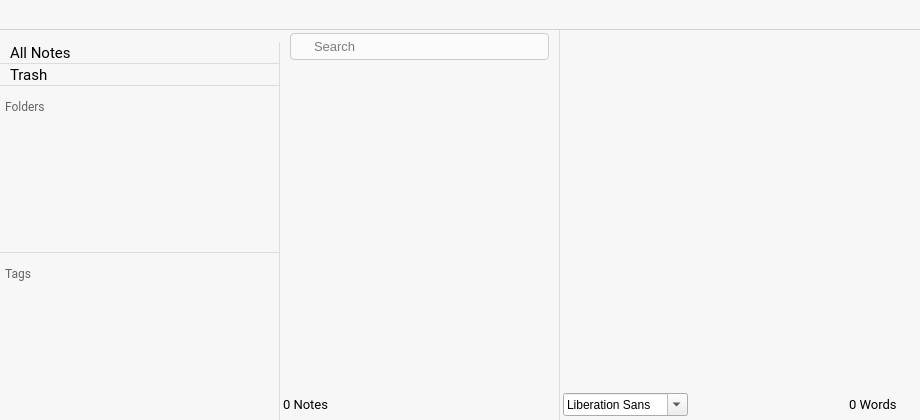
theshadowx/notes, file src/mainwindow.ui: the form before one commit.
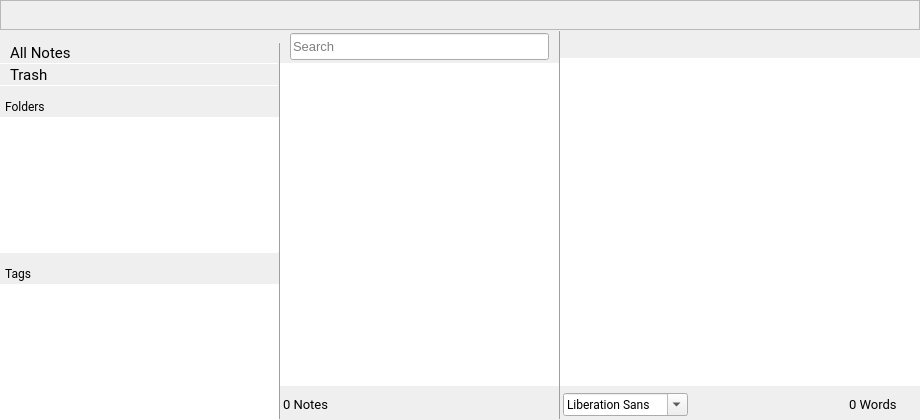
The form after the commit. Icons and pictures are not drawn. Custom widgets are drawn as their Qt base class.

Commit message:
Using Stylesheet file to handle the app sytle
- Creating a stylesheet file and migrating the stylesheet from ui file to the created stylesheet file.
- No need to use function (pushed) just to modify th icon, that can be done through stylesheet
- Installing the stylesheet in the main.cpp
- Using dynamic properties to handle icons of window control buttons
- Refactoring maximizeWindow() and fullscreenWindow

```diff
--- a/src/mainwindow.ui
+++ b/src/mainwindow.ui
@@ -19,107 +19,6 @@
   <property name="windowTitle">
    <string>Notes</string>
   </property>
-  <property name="styleSheet">
-   <string notr="true">#frameDecorator{
-    border: none;
-    border-bottom: 1px solid rgb(210,210,210);
-}
-
-#line, #line_2, #line_3, #line_4,#line_5{
-    border: 1px solid rgb(221, 221, 221);
-}
-
-#tagLabel, #folderLabel{
-    color: rgb(100, 100, 100)
-}
-
-QToolButton {
-    border: none;
-    padding: 0px;
-}
-
-QFrame{
-    background-color: rgb(247, 247, 247);
-}
-
-#greenMaximizeButton, #redCloseButton, #yellowMinimizeButton, 
-#newNoteButton, #trashButton, #newFolderButton, #newTagButton { 
-    border: none; 
-    padding: 0px; 
-}
-
-QLineEdit{
-    border: 1px solid rgb(205, 205, 205);
-    padding-right: 4px;
-    border-radius: 4px;
-    background: rgb(251, 251, 251);
-    selection-background-color: rgb(61, 155, 218);
-} 
-
-QLineEdit#lineEdit{
-    padding-left: 21px;
-    padding-right: 19px;
-} 
-
-QLineEdit:focus{
-    border: 1px solid rgb(61, 155, 218);
-}
-
-QTextEdit#textEdit {padding-left: 27px; padding-right: 27px; padding-bottom:2px;}
-QTextEdit#textEdit QScrollBar{margin: 0; background: transparent;}
-QTextEdit#textEdit QScrollBar::handle:vertical:hover{ background: rgb(170, 170, 171); }
-QTextEdit#textEdit QScrollBar::handle:vertical:pressed{ background: rgb(149, 149, 149); }
-QTextEdit#textEdit QScrollBar::handle:vertical{ border-radius: 4px; background: rgb(188, 188, 188); min-height: 20px; }
-QTextEdit#textEdit QScrollBar::vertical{border-radius: 4px; width: 8px; color: rgba(255, 255, 255,0);}
-QTextEdit#textEdit QScrollBar:hover{ background-color: rgb(217, 217, 217);}
-QTextEdit#textEdit QScrollBar::add-line:vertical{ width:0px; height: 0px; subcontrol-position: bottom; subcontrol-origin: margin; }
-QTextEdit#textEdit QScrollBar::sub-line:vertical{ width:0px; height: 0px; subcontrol-position: top; subcontrol-origin: margin; }
-
-
-
-NoteView QScrollBar {margin-right: 2px; background: transparent;}
-NoteView QScrollBar:hover { background-color: rgb(217, 217, 217);}
-NoteView QScrollBar:handle:vertical:hover { background: rgb(170, 170, 171); }
-NoteView QScrollBar:handle:vertical:pressed { background: rgb(149, 149, 149);}
-NoteView QScrollBar:vertical { border: none; width: 10px; border-radius: 4px;}
-NoteView QScrollBar::handle:vertical { border-radius: 4px; background: rgb(188, 188, 188); min-height: 20px; }
-NoteView QScrollBar::add-line:vertical { height: 0px; subcontrol-position: bottom; subcontrol-origin: margin; }
-NoteView QScrollBar::sub-line:vertical { height: 0px; subcontrol-position: top; subcontrol-origin: margin; }
-
-QTreeView QScrollBar {margin-right: 2px; background: transparent;}
-QTreeView QScrollBar:hover { background-color: rgb(217, 217, 217);}
-QTreeView QScrollBar:handle:vertical:hover { background: rgb(170, 170, 171); }
-QTreeView QScrollBar:handle:vertical:pressed { background: rgb(149, 149, 149);}
-QTreeView QScrollBar:vertical { border: none; width: 10px; border-radius: 4px;}
-QTreeView QScrollBar::handle:vertical { border-radius: 4px; background: rgb(188, 188, 188); min-height: 20px; }
-QTreeView QScrollBar::add-line:vertical { height: 0px; subcontrol-position: bottom; subcontrol-origin: margin; }
-QTreeView QScrollBar::sub-line:vertical { height: 0px; subcontrol-position: top; subcontrol-origin: margin; }
-  
-
-
-QTreeView {border: none; selection-background-color: rgb(68, 138, 201); font-size: 11pt; font-family: &quot;Roboto&quot;;}
-QTreeView::item {padding-top:1px; padding-bottom:1px; min-height: 21px}
-QTreeView::item:selected {background-color: rgb(68, 138, 201);}
-QTreeView QFrame{background-color: transparent;}
-
-#trashButton{background-image: url(:/images/trashCan_Regular.png); background-repeat: no-repeat; background-position: center center;}
-#trashButton:pressed{background-image: url(:/images/trashCan_Pressed.png);}
-#trashButton:!pressed:hover{background-image: url(:/images/trashCan_Hovered.png);}
-
-#newNoteButton{background-image: url(:/images/newNote_Regular.png); background-repeat: no-repeat; background-position: center center;}
-#newNoteButton:pressed{background-image: url(:/images/newNote_Pressed.png);}
-#newNoteButton:!pressed:hover{background-image: url(:/images/newNote_Hovered.png);}
-
-#newFolderButton{background-image: url(:/images/newNote_Regular.png);background-repeat: no-repeat; background-position: center center;}
-#newFolderButton:pressed{background-image: url(:/images/newNote_Pressed.png);}
-#newFolderButton:!pressed:hover{background-image: url(:/images/newNote_Hovered.png);}
-
-#newTagButton{background-image: url(:/images/newNote_Regular.png);background-repeat: no-repeat; background-position: center center;}
-#newTagButton:pressed{background-image: url(:/images/newNote_Pressed.png);}
-#newTagButton:!pressed:hover{background-image: url(:/images/newNote_Hovered.png);}
-
-</string>
-  </property>
   <property name="documentMode">
    <bool>false</bool>
   </property>
@@ -281,8 +180,8 @@
             </property>
             <property name="iconSize">
              <size>
-              <width>66</width>
-              <height>20</height>
+              <width>15</width>
+              <height>15</height>
              </size>
             </property>
             <property name="flat">
@@ -322,8 +221,8 @@
             </property>
             <property name="iconSize">
              <size>
-              <width>66</width>
-              <height>20</height>
+              <width>15</width>
+              <height>15</height>
              </size>
             </property>
             <property name="flat">
@@ -363,8 +262,8 @@
             </property>
             <property name="iconSize">
              <size>
-              <width>66</width>
-              <height>20</height>
+              <width>15</width>
+              <height>15</height>
              </size>
             </property>
             <property name="flat">
@@ -644,7 +543,7 @@
           </property>
           <layout class="QHBoxLayout" name="horizontalLayout_5">
            <property name="spacing">
-            <number>0</number>
+            <number>4</number>
            </property>
            <property name="leftMargin">
             <number>0</number>
@@ -788,7 +687,7 @@
           </property>
           <layout class="QHBoxLayout" name="horizontalLayout_6">
            <property name="spacing">
-            <number>0</number>
+            <number>4</number>
            </property>
            <property name="leftMargin">
             <number>0</number>
```
Left out of the diff: 30 changed lines with no effect on the pictures. The commit also changes 6 other files.
